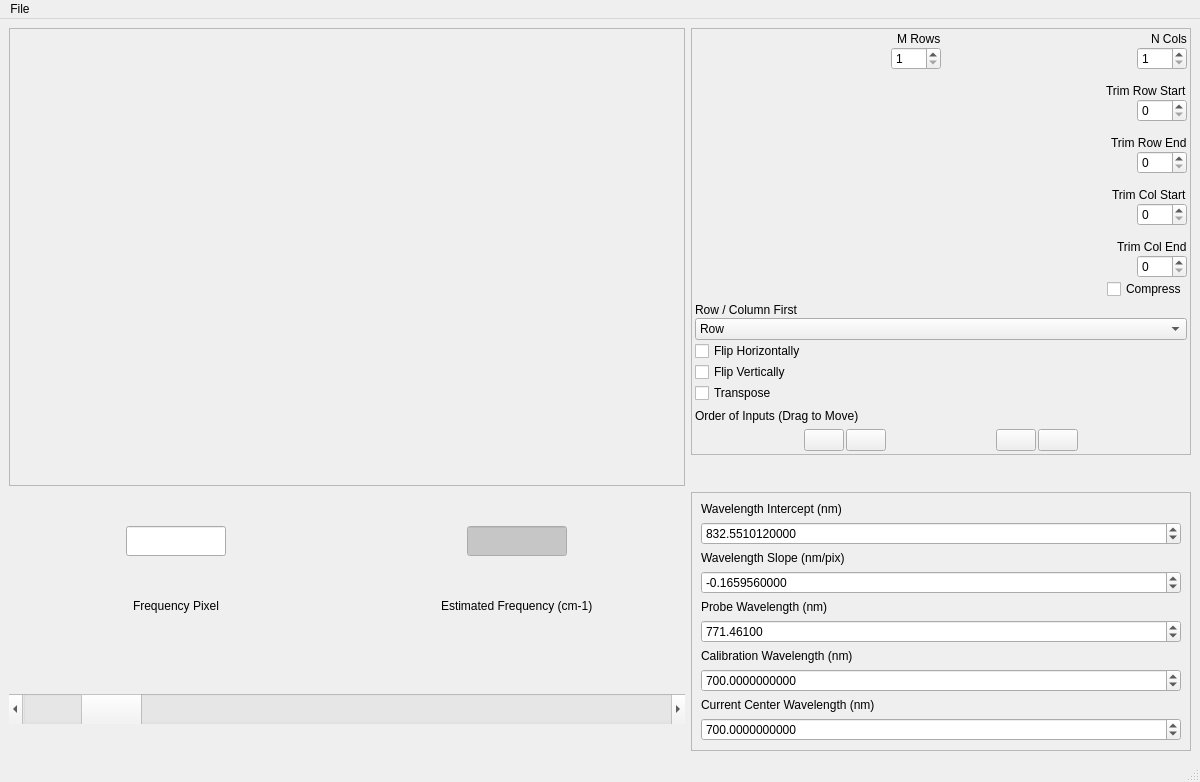
This is crikit/ui/qt5/ui_Mosaic.ui in CCampJr/CRIkit2 as Qt 5 draws it before an edit. The edited form follows.
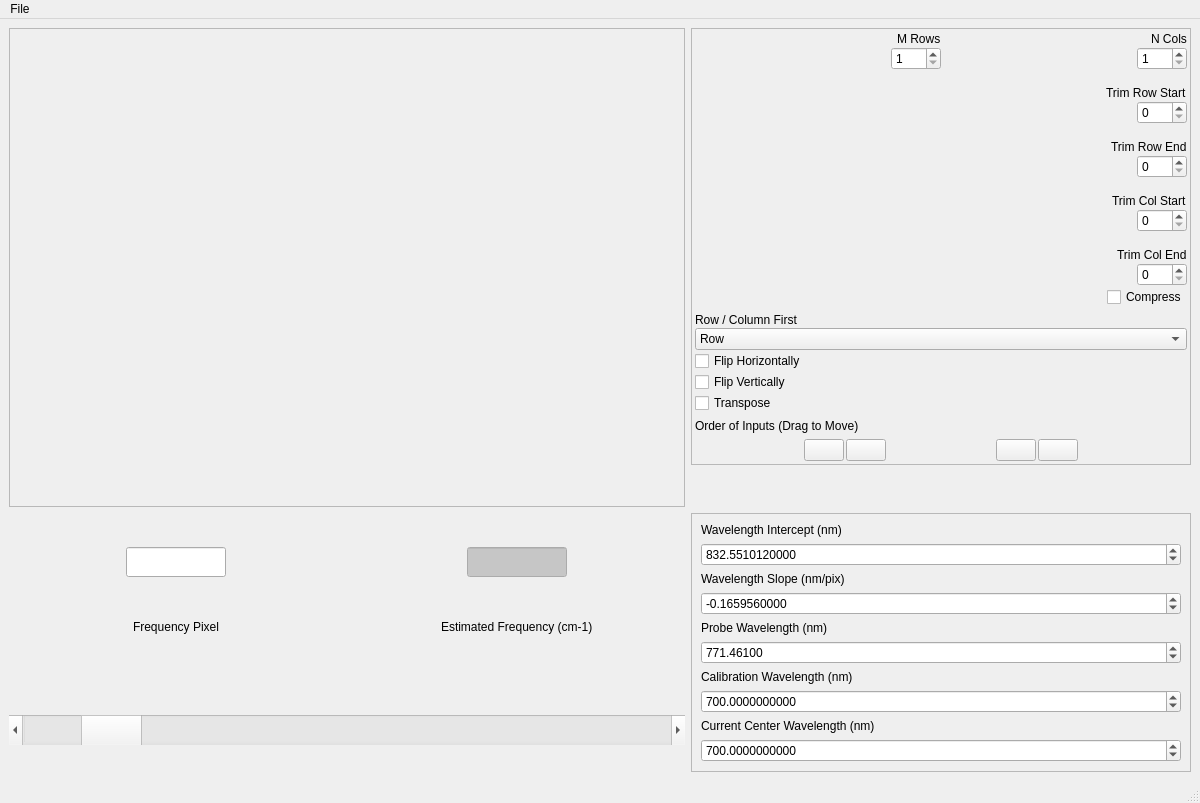
This is the edited form. Icons and pictures are not drawn.

Commit message: Added Save fcn and icons

Diff of the .ui file:
```diff
--- a/crikit/ui/qt5/ui_Mosaic.ui
+++ b/crikit/ui/qt5/ui_Mosaic.ui
@@ -7,7 +7,7 @@
     <x>0</x>
     <y>0</y>
     <width>1200</width>
-    <height>782</height>
+    <height>803</height>
    </rect>
   </property>
   <property name="maximumSize">
```
Left out of the diff: 16 changed lines with no effect on the pictures. The commit also changes 1 other file.
